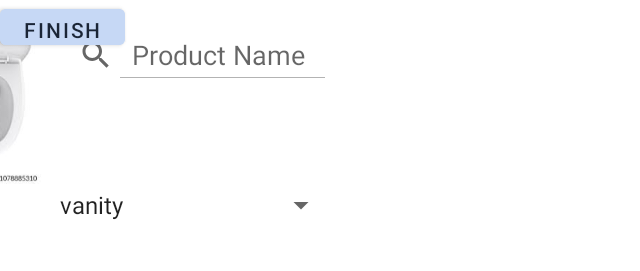
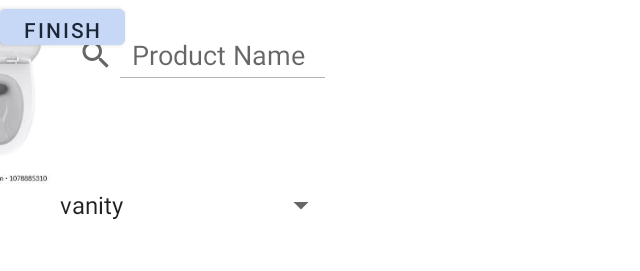
Before and after one commit to dobetterthany/Fibre_System_Android, an Android app: the Add_Window_Page screen opened directly, with no data from a screen before it, on a phone screen of 824 x 412 dp (held sideways). Shown: the top 271 px of the screen, without its empty margins (0-640 px from the left). Run offline under Robolectric (Android 15) with nearby library versions, the phone set to English and light mode, and no system bars; 2 statements that could not run were skipped.

```diff
--- a/app/build.gradle
+++ b/app/build.gradle
@@ -26,6 +26,9 @@ android {
         sourceCompatibility JavaVersion.VERSION_1_8
         targetCompatibility JavaVersion.VERSION_1_8
     }
+    testOptions {
+        unitTests.returnDefaultValues = true
+    }
 }
 
 dependencies {
@@ -40,4 +43,7 @@ dependencies {
     testImplementation 'junit:junit:4.13.2'
     androidTestImplementation 'androidx.test.ext:junit:1.1.3'
     androidTestImplementation 'androidx.test.espresso:espresso-core:3.4.0'
+    testImplementation 'androidx.arch.core:core-testing:2.1.0'
+    testImplementation 'androidx.test.ext:junit:1.1.5'
+    testImplementation "org.robolectric:robolectric:4.0.2"
 }
--- a/app/src/main/res/layout/activity_add_window_page.xml
+++ b/app/src/main/res/layout/activity_add_window_page.xml
@@ -10,10 +10,13 @@
 
     <androidx.constraintlayout.widget.ConstraintLayout
         android:id="@+id/AddwindowArea"
-        android:layout_width="match_parent"
-        android:layout_height="match_parent"
+        android:layout_width="0dp"
+        android:layout_height="0dp"
         android:orientation="horizontal"
-        tools:layout_editor_absoluteX="332dp">
+        app:layout_constraintBottom_toBottomOf="parent"
+        app:layout_constraintEnd_toEndOf="parent"
+        app:layout_constraintStart_toStartOf="parent"
+        app:layout_constraintTop_toTopOf="parent">
 
         <androidx.constraintlayout.widget.ConstraintLayout
             android:id="@+id/linearLayout2"
@@ -81,7 +84,7 @@
                 android:layout_height="117dp"
                 app:layout_constraintBottom_toBottomOf="@+id/shapeImage2"
                 app:layout_constraintEnd_toEndOf="@+id/shapeImage2"
-                app:layout_constraintHorizontal_bias="0.579"
+                app:layout_constraintHorizontal_bias="0.517"
                 app:layout_constraintStart_toStartOf="@+id/shapeImage2"
                 app:layout_constraintTop_toTopOf="@+id/shapeImage2"
                 app:layout_constraintVertical_bias="0.526"
```
Also changed, not shown: 1 other file.
